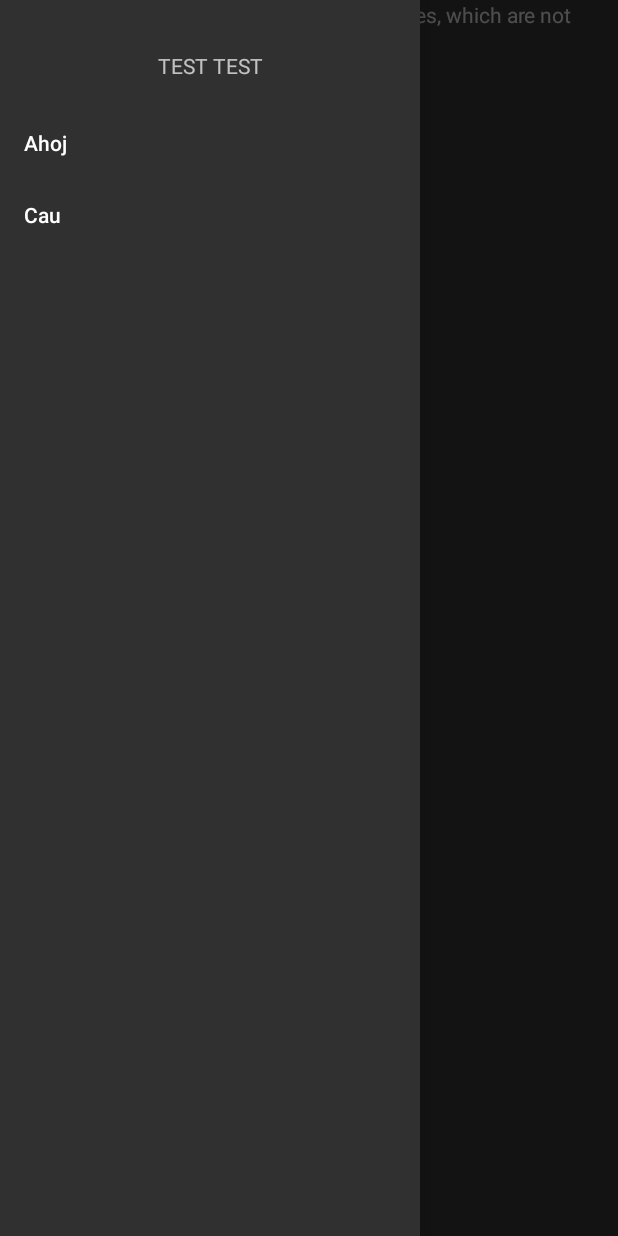
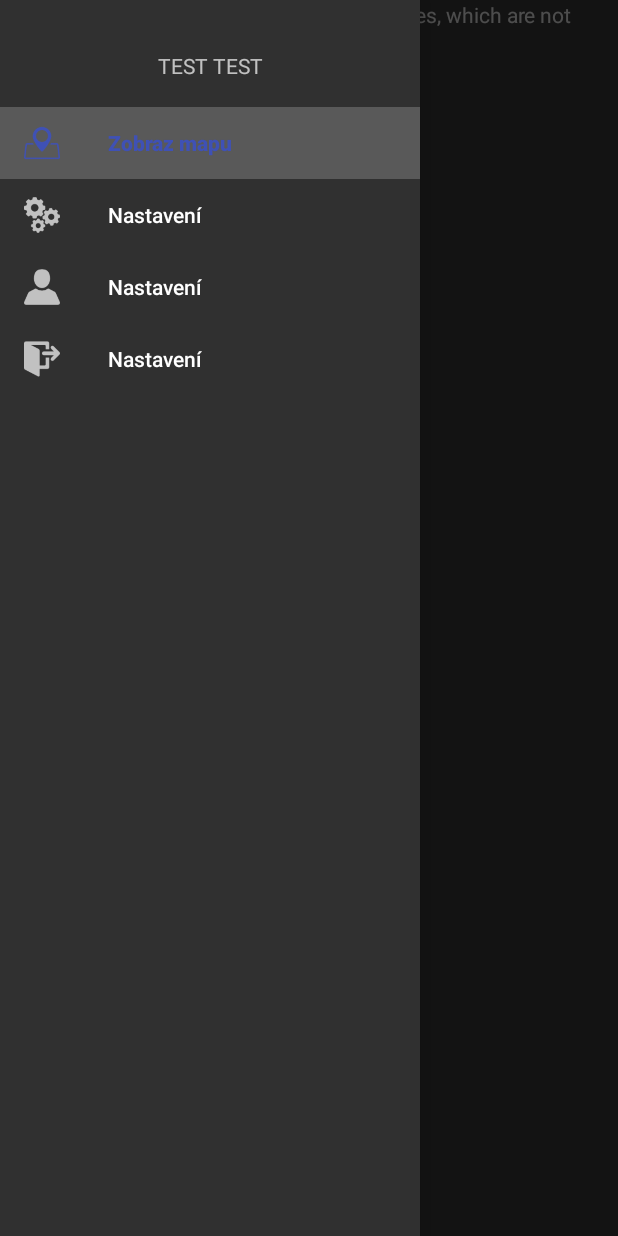
Before and after one commit to petrLorenc/InspectorApp, an Android app: the screen it shows after launch (MapActivity), with the side drawer open, on a phone screen of 412 x 824 dp. Run offline under Robolectric (Android 15) with nearby library versions, the phone set to English and light mode, and no system bars; our stand-ins replace ButterKnife; 3 statements that could not run were skipped.

Commit message:
BUG: Changing of fragment UI: Added menu in Map View UI: Added icons

```diff
--- a/app/src/main/java/cz/united121/android/revizori/activity/base/BaseActivity.java
+++ b/app/src/main/java/cz/united121/android/revizori/activity/base/BaseActivity.java
@@ -2,10 +2,15 @@ package cz.united121.android.revizori.activity.base;
 
 import android.app.Fragment;
 import android.os.Bundle;
+import android.support.design.widget.NavigationView;
+import android.support.v4.widget.DrawerLayout;
 import android.support.v7.app.AppCompatActivity;
 import android.util.Log;
+import android.view.MenuItem;
+import android.widget.Toast;
 
 import cz.united121.android.revizori.R;
+import cz.united121.android.revizori.fragment.FullMapFragment;
 import cz.united121.android.revizori.fragment.LoginFragment;
 import cz.united121.android.revizori.util.Util;
 
@@ -13,9 +18,12 @@ import cz.united121.android.revizori.util.Util;
  * TODO add class description
  * Created by Petr Lorenc[Lorenc55Petr@seznam.cz] on {6.8.2015}
  */
-public abstract class BaseActivity extends AppCompatActivity {
+public abstract class BaseActivity extends AppCompatActivity implements NavigationView.OnNavigationItemSelectedListener{
     public static final String TAG = BaseActivity.class.getName();
 
+	protected DrawerLayout mDrawerLayout;
+	protected NavigationView mNavigationView;
+	protected Fragment mCurrentFragment;
     /**
      * returns the name of the fragment to be instantiated
      *
@@ -35,8 +43,10 @@ public abstract class BaseActivity extends AppCompatActivity {
         }
 
         Fragment fragment = getFragmentManager().findFragmentByTag(fragmentName);
+
         if(fragment == null){
             fragment = Fragment.instantiate(this,fragmentName);
+			mCurrentFragment = fragment;
             getFragmentManager()
                     .beginTransaction()
                     .add(R.id.fragment_place, fragment, fragment.getClass().getName())
@@ -47,19 +57,26 @@ public abstract class BaseActivity extends AppCompatActivity {
 					.add(R.id.fragment_place, fragment, fragment.getClass().getName())
 					.commit();
 		}
+		mCurrentFragment = fragment;
+		mDrawerLayout = (DrawerLayout) findViewById(R.id.drawer_layout);
+		mNavigationView = (NavigationView) findViewById(R.id.navigation_view);
+		mNavigationView.setNavigationItemSelectedListener(this);
 
     }
 
-    public void changeFragment(Fragment toFragment){
+    public void changeFragment(String toFragment){
+		if(mCurrentFragment.getClass().getName() == toFragment){
+			return;
+		}
 		Util.hideSoftKeyboard(this);
-        Fragment fragment = getFragmentManager().findFragmentByTag(toFragment.getClass().getName());
+        Fragment fragment = getFragmentManager().findFragmentByTag(toFragment);
         if(fragment == null){
-			fragment = Fragment.instantiate(this,toFragment.getClass().getName());
+			fragment = Fragment.instantiate(this,toFragment);
             getFragmentManager().beginTransaction()
                     .setCustomAnimations(
                             R.animator.card_flip_right_in, R.animator.card_flip_right_out,
                             R.animator.card_flip_left_in, R.animator.card_flip_left_out)
-                    .replace(R.id.fragment_place, toFragment)
+                    .replace(R.id.fragment_place, fragment)
                     .addToBackStack(null)
                     .commit();
         }else{
@@ -67,14 +84,47 @@ public abstract class BaseActivity extends AppCompatActivity {
                     .setCustomAnimations(
                             R.animator.card_flip_right_in, R.animator.card_flip_right_out,
                             R.animator.card_flip_left_in, R.animator.card_flip_left_out)
-					.replace(R.id.fragment_place,toFragment)
+					.replace(R.id.fragment_place,fragment)
 					.addToBackStack(null)
 					.commit();
 		}
+		mCurrentFragment = fragment;
     }
 
 	@Override
     protected void onStop() {
         super.onStop();
     }
+
+	/**
+	 * Because of implements NavigationView.OnNavigationItemSelectedListener
+	 * Better styling of code
+	 * @param menuItem
+	 * @return
+	 */
+	@Override
+	public boolean onNavigationItemSelected(MenuItem menuItem) {
+		Log.d(TAG, "onNavigationItemSelected");
+
+		switch (menuItem.getItemId()){
+			case R.id.drawer_menu_item_home:
+				changeFragment(FullMapFragment.class.getName());
+				break;
+
+			case R.id.drawer_menu_item_setting:
+				Toast.makeText(BaseActivity.this, "Make a Toast", Toast.LENGTH_SHORT).show();
+				break;
+
+			case R.id.drawer_menu_item_about_me:
+				Toast.makeText(BaseActivity.this, "Make a Toast", Toast.LENGTH_SHORT).show();
+				break;
+
+			case R.id.drawer_menu_item_log_out:
+				Toast.makeText(BaseActivity.this, "Logout", Toast.LENGTH_SHORT).show();
+				break;
+		}
+		menuItem.setChecked(true);
+		mDrawerLayout.closeDrawers();
+		return true;
+	}
 }
--- a/app/src/main/java/cz/united121/android/revizori/fragment/RegisterFragment.java
+++ b/app/src/main/java/cz/united121/android/revizori/fragment/RegisterFragment.java
@@ -100,7 +100,7 @@ public class RegisterFragment extends BaseFragment {
 	@OnClick(R.id.register_fragment_button_login)
 	public void onClickLogin(View view) {
 		Log.d(TAG,"onClickLogin");
-		((LoginActivity) getActivity()).changeFragment(new LoginFragment());
+		((LoginActivity) getActivity()).changeFragment(LoginFragment.class.getName());
 	}
 
 	private void showError(){
--- a/app/src/main/res/menu/navigation_drawer_menu.xml
+++ b/app/src/main/res/menu/navigation_drawer_menu.xml
@@ -1,5 +1,22 @@
 <?xml version="1.0" encoding="utf-8"?>
 <menu xmlns:android="http://schemas.android.com/apk/res/android">
-    <item android:title="Ahoj"></item>
-    <item android:title="Cau"></item>
+    <group android:checkableBehavior="single">
+        <item
+            android:id="@+id/drawer_menu_item_home"
+            android:checked="true"
+            android:icon="@drawable/menu_map"
+            android:title="@string/drawer_menu_item_map"/>
+        <item
+            android:id="@+id/drawer_menu_item_setting"
+            android:icon="@drawable/menu_setting"
+            android:title="@string/drawer_menu_item_setting"/>
+        <item
+            android:id="@+id/drawer_menu_item_about_me"
+            android:icon="@drawable/menu_about_me"
+            android:title="@string/drawer_menu_item_setting"/>
+        <item
+            android:id="@+id/drawer_menu_item_log_out"
+            android:icon="@drawable/menu_logout"
+            android:title="@string/drawer_menu_item_setting"/>
+    </group>
 </menu>
--- a/app/src/main/res/values/strings.xml
+++ b/app/src/main/res/values/strings.xml
@@ -12,4 +12,6 @@
     <string name="login_login_error">Vyskytla se chyba. Opakujte prosím přihlášení.</string>
     <string name="register_text_view_title">REGISTRACE</string>
     <string name="login_text_view_title">Přihlášení</string>
+    <string name="drawer_menu_item_setting">Nastavení</string>
+    <string name="drawer_menu_item_map">Zobraz mapu</string>
 </resources>
```
Also changed, not shown: app/src/main/res/drawable/menu_about_me.png (added), app/src/main/res/drawable/menu_logout.png (added), app/src/main/res/drawable/menu_map.png (added), app/src/main/res/drawable/menu_setting.png (added).
